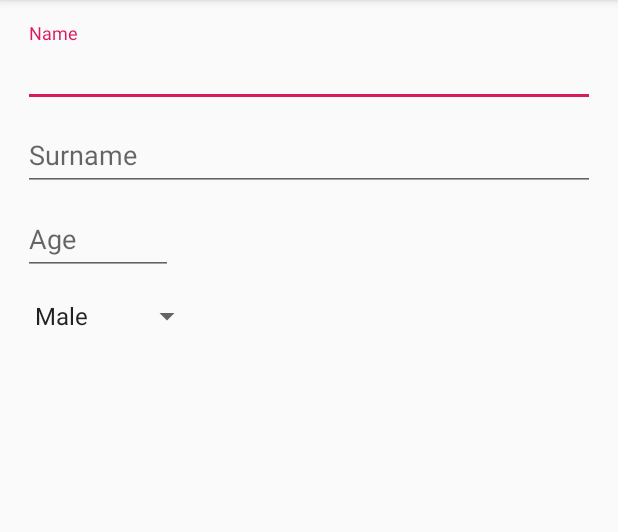
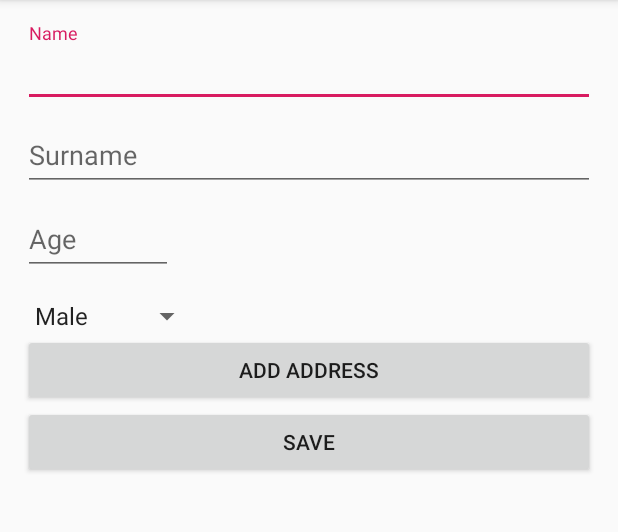
Before and after one commit to Booyaches/payeye, an Android app: the EditorActivity screen opened directly, with no data from a screen before it, on a phone screen of 412 x 824 dp, the part 84-616 px from its top. Run offline under Robolectric (Android 15) with nearby library versions, the phone set to English and light mode, and no system bars.

Commit message:
[PAYEYE-15] Custom and dynamic address forms

```diff
--- a/app/src/main/java/com/example/payeyetask/ui/editor/EditorActivity.kt
+++ b/app/src/main/java/com/example/payeyetask/ui/editor/EditorActivity.kt
@@ -4,6 +4,7 @@ import android.os.Bundle
 import android.widget.ArrayAdapter
 import com.example.payeyetask.R
 import com.example.payeyetask.ui.base.BaseActivity
+import com.example.payeyetask.view.AddressForm
 import kotlinx.android.synthetic.main.activity_editor.*
 import org.koin.android.ext.android.inject
 
@@ -15,6 +16,14 @@ class EditorActivity : BaseActivity<EditorActivityViewModel>(){
         super.onCreate(savedInstanceState)
 
         initSpinner()
+        initListeners()
+
+    }
+
+
+    private fun initListeners(){
+        btn_add_address.setOnClickListener { addAddressForm() }
+        btn_save.setOnClickListener {  }
     }
 
     private fun initSpinner() = ArrayAdapter.createFromResource(
@@ -26,6 +35,11 @@ class EditorActivity : BaseActivity<EditorActivityViewModel>(){
         spinner_gender.adapter = adapter
     }
 
+    private fun addAddressForm(){
+        val addressForm = AddressForm(this)
+        ll_addresses.addView(addressForm)
+    }
+
     override fun bindViewHolder() {
 
     }
--- a/app/src/main/res/layout/activity_editor.xml
+++ b/app/src/main/res/layout/activity_editor.xml
@@ -1,8 +1,12 @@
 <?xml version="1.0" encoding="utf-8"?>
-<LinearLayout xmlns:android="http://schemas.android.com/apk/res/android"
+<ScrollView xmlns:android="http://schemas.android.com/apk/res/android"
         xmlns:tools="http://schemas.android.com/tools"
         android:layout_width="match_parent"
-        android:layout_height="match_parent"
+        android:layout_height="match_parent">
+
+    <LinearLayout
+            android:layout_width="match_parent"
+            android:layout_height="wrap_content"
             android:layout_margin="@dimen/editor_margin"
             android:orientation="vertical"
             tools:context=".ui.editor.EditorActivity">
@@ -55,11 +59,26 @@
 
         <Spinner
                 android:id="@+id/spinner_gender"
-            android:layout_marginTop="@dimen/editor_input_margin_top"
                 android:layout_width="@dimen/editor_gender_width"
-            android:layout_height="wrap_content" />
+                android:layout_height="wrap_content"
+                android:layout_marginTop="@dimen/editor_input_margin_top" />
 
+        <LinearLayout
+                android:id="@+id/ll_addresses"
+                android:layout_width="match_parent"
+                android:layout_height="wrap_content"
+                android:orientation="vertical"/>
 
-
+        <Button
+                android:id="@+id/btn_add_address"
+                android:layout_width="match_parent"
+                android:text="@string/btn_add_address"
+                android:layout_height="wrap_content"/>
+        <Button
+                android:id="@+id/btn_save"
+                android:text="@string/btn_save"
+                android:layout_width="match_parent"
+                android:layout_height="wrap_content"/>
 
     </LinearLayout>
+</ScrollView>
--- a/app/src/main/res/values/dimens.xml
+++ b/app/src/main/res/values/dimens.xml
@@ -10,4 +10,5 @@
     <dimen name="editor_age_width">100dp</dimen>
     <dimen name="editor_gender_width">120dp</dimen>
     <dimen name="editor_input_margin_top">15dp</dimen>
+    <dimen name="editor_number_width">120dp</dimen>
 </resources>
--- a/app/src/main/res/values/strings.xml
+++ b/app/src/main/res/values/strings.xml
@@ -4,4 +4,11 @@
     <string name="editor_name">Name</string>
     <string name="editor_surname">Surname</string>
     <string name="editor_age">Age</string>
+    <string name="editor_street">Street</string>
+    <string name="editor_building">Building</string>
+    <string name="editor_apartament">Apartament</string>
+    <string name="editor_city">City</string>
+    <string name="editor_zip">Zip code</string>
+    <string name="btn_add_address">Add address</string>
+    <string name="btn_save">Save</string>
 </resources>
```
Also changed, not shown: app/src/main/java/com/example/payeyetask/view/AddressForm.kt (added, +27 -0 lines), app/src/main/res/layout/custom_address_form.xml (added, +81 -0 lines). Lines whose indentation alone changed are shown as unchanged.
